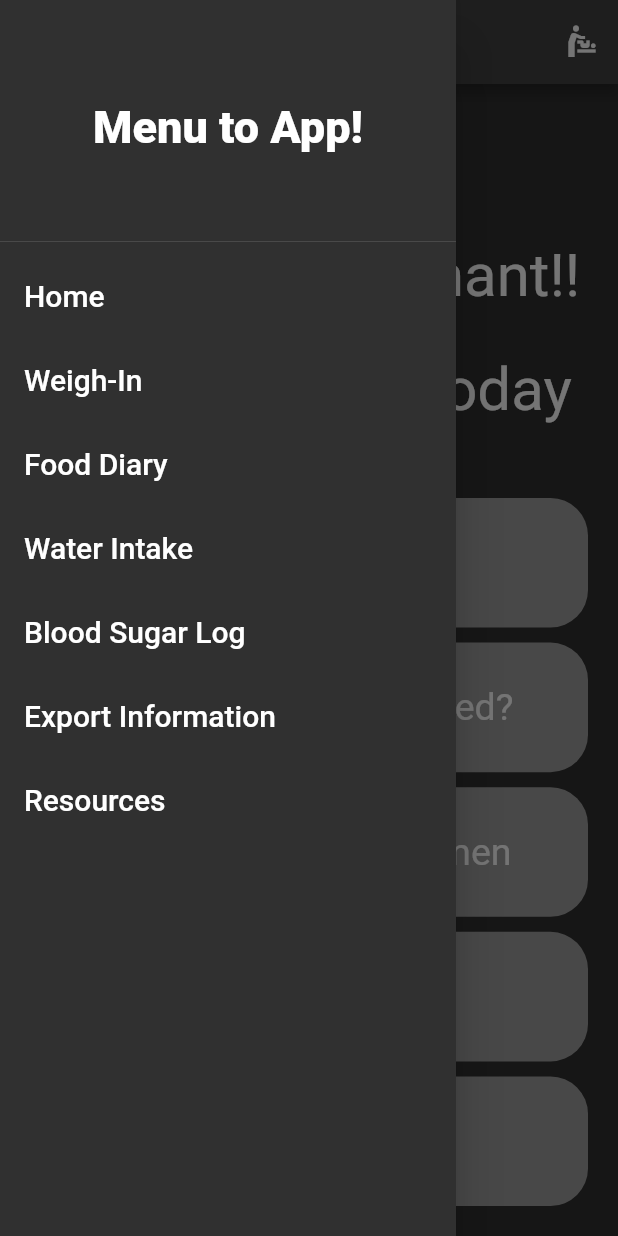
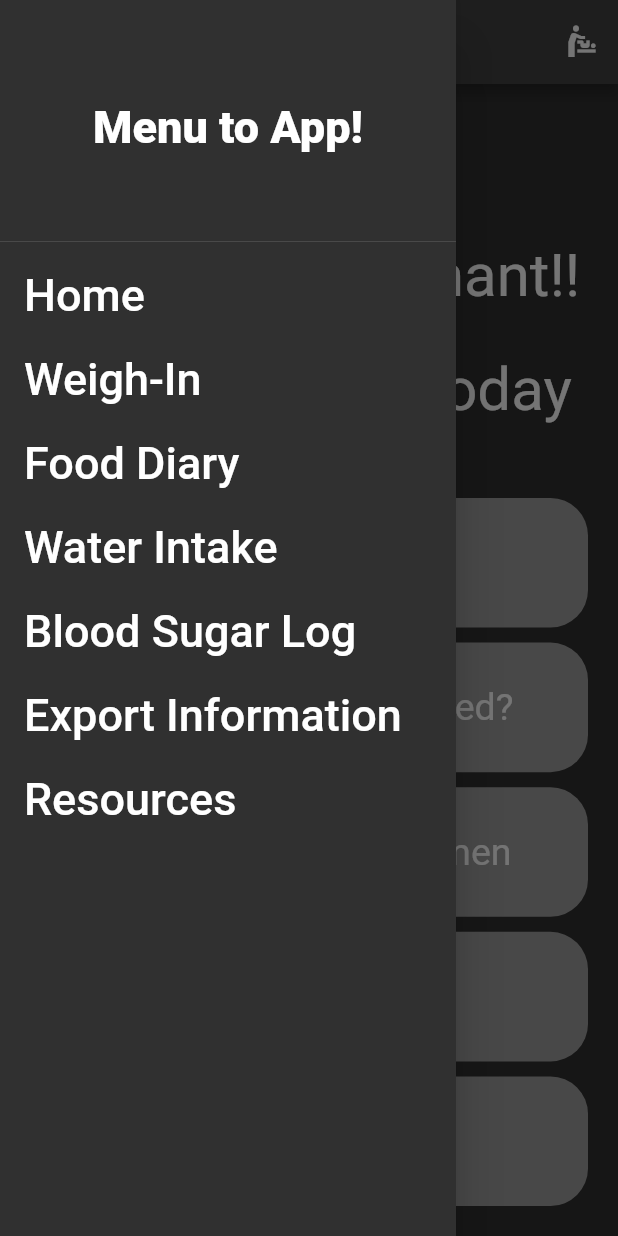
Before and after one commit to tnguyen2791/Preggo, a Flutter app: the screen it shows after launch, with the side drawer open, on a phone screen of 412 x 824 dp. Run offline on Flutter 3.47's test engine with Material 2 defaults, Android fonts, the phone set to English and light mode, and no system bars; our stand-ins replace font_awesome_flutter, google_fonts; Roboto replaces fonts that are missing (Acme).

Commit message:
Refactoring of the menu tiles.

```diff
--- /dev/null
+++ b/lib/components/listTile.dart
@@ -0,0 +1,20 @@
+import 'package:flutter/material.dart';
+import 'package:google_fonts/google_fonts.dart';
+
+class MenuListTile extends StatelessWidget {
+  final String menuTitle;
+
+  MenuListTile({required this.menuTitle});
+
+  @override
+  Widget build(BuildContext context) {
+    return ListTile(
+      title: Text(
+        menuTitle,
+        style: GoogleFonts.acme(
+          fontSize: 30.0,
+        ),
+      ),
+    );
+  }
+}
--- a/lib/main.dart
+++ b/lib/main.dart
@@ -1,5 +1,5 @@
 import 'package:flutter/material.dart';
-import 'home.dart';
+import 'screens/home.dart';
 
 void main() => runApp(PreggoApp());
 
--- a/lib/home.dart
+++ b/lib/screens/home.dart
@@ -1,8 +1,8 @@
 import 'package:flutter/material.dart';
 import 'package:google_fonts/google_fonts.dart';
-import 'constants.dart';
-import 'reusableCard.dart';
+import '../components/reusableCard.dart';
 import 'package:font_awesome_flutter/font_awesome_flutter.dart';
+import 'package:preggo/components/listTile.dart';
 
 class Homepage extends StatelessWidget {
   Homepage({Key? key}) : super(key: key);
@@ -29,8 +29,8 @@ class Homepage extends StatelessWidget {
       ),
       drawer: Drawer(
         child: ListView(
-          children: const [
-            DrawerHeader(
+          children: [
+            const DrawerHeader(
               child: Center(
                 child: Text(
                   'Menu to App!',
@@ -41,48 +41,13 @@ class Homepage extends StatelessWidget {
                 ),
               ),
             ),
-            ListTile(
-              title: Text(
-                'Home',
-                style: kMenuTextStyle,
-              ),
-            ),
-            ListTile(
-              title: Text(
-                'Weigh-In',
-                style: kMenuTextStyle,
-              ),
-            ),
-            ListTile(
-              title: Text(
-                'Food Diary',
-                style: kMenuTextStyle,
-              ),
-            ),
-            ListTile(
-              title: Text(
-                'Water Intake',
-                style: kMenuTextStyle,
-              ),
-            ),
-            ListTile(
-              title: Text(
-                'Blood Sugar Log',
-                style: kMenuTextStyle,
-              ),
-            ),
-            ListTile(
-              title: Text(
-                'Export Information',
-                style: kMenuTextStyle,
-              ),
-            ),
-            ListTile(
-              title: Text(
-                'Resources',
-                style: kMenuTextStyle,
-              ),
-            ),
+            MenuListTile(menuTitle: 'Home'),
+            MenuListTile(menuTitle: 'Weigh-In'),
+            MenuListTile(menuTitle: 'Food Diary'),
+            MenuListTile(menuTitle: 'Water Intake'),
+            MenuListTile(menuTitle: 'Blood Sugar Log'),
+            MenuListTile(menuTitle: 'Export Information'),
+            MenuListTile(menuTitle: 'Resources'),
           ],
         ),
       ),
--- /dev/null
+++ b/lib/screens/menu.dart
@@ -0,0 +1 @@
+import 'package:flutter/material.dart';
```
Also changed, not shown: lib/components/appBar.dart (renamed from lib/menu.dart), lib/components/reusableCard.dart (renamed from lib/reusableCard.dart), 3 other files.
